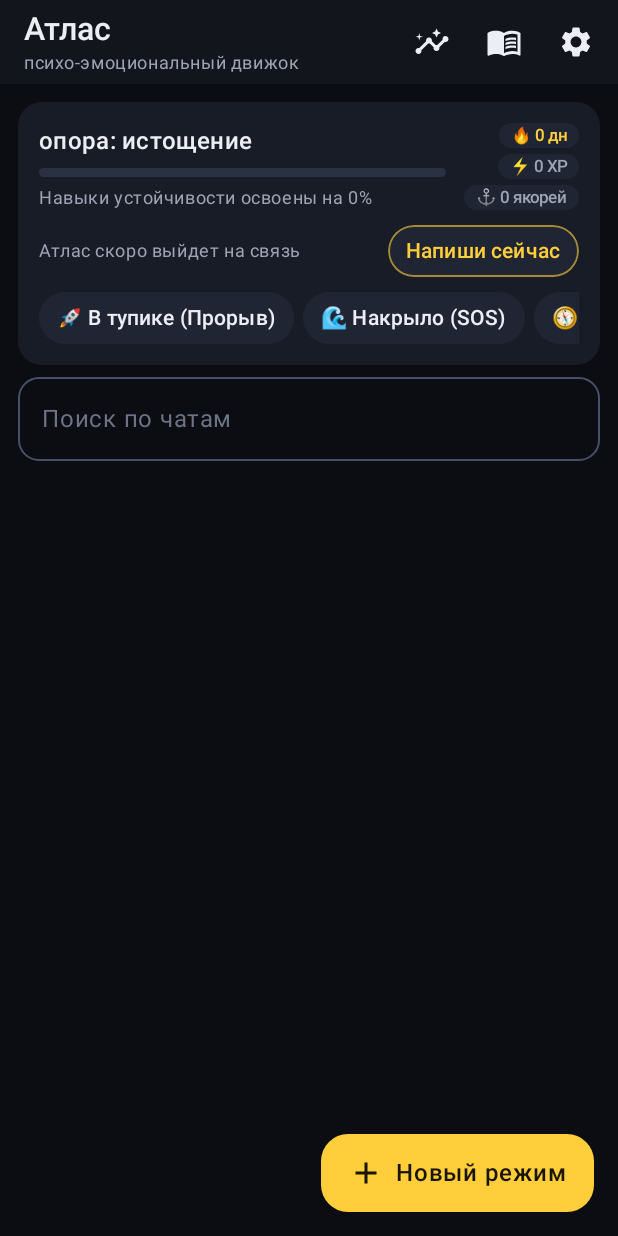
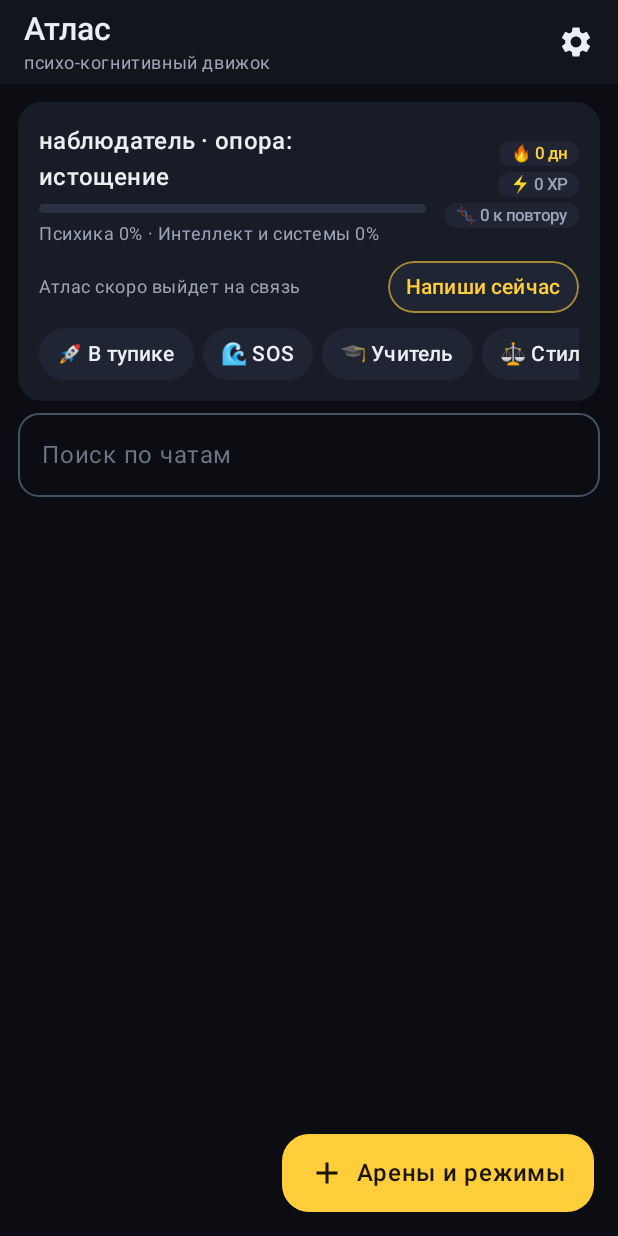
Before and after one commit to rdumbrovskyimail-eng/Lego, an Android app built with Jetpack Compose: the composable SessionsScreen shown on its own in the app's theme, on a phone screen of 412 x 824 dp. Run offline under Robolectric (Android 15) with nearby library versions, the phone set to English and light mode, and no system bars; our stand-ins replace Dagger/Hilt's generated code; 1 statement that could not run was skipped.

Commit message:
Update file

```diff
--- a/app/src/main/java/com/legode/friedrich/ui/sessions/SessionsScreen.kt
+++ b/app/src/main/java/com/legode/friedrich/ui/sessions/SessionsScreen.kt
@@ -15,7 +15,6 @@ import androidx.compose.foundation.layout.Spacer
 import androidx.compose.foundation.layout.fillMaxSize
 import androidx.compose.foundation.layout.fillMaxWidth
 import androidx.compose.foundation.layout.height
-import androidx.compose.foundation.layout.navigationBarsPadding
 import androidx.compose.foundation.layout.padding
 import androidx.compose.foundation.layout.size
 import androidx.compose.foundation.layout.width
@@ -26,8 +25,6 @@ import androidx.compose.foundation.shape.CircleShape
 import androidx.compose.foundation.shape.RoundedCornerShape
 import androidx.compose.material.icons.Icons
 import androidx.compose.material.icons.filled.Add
-import androidx.compose.material.icons.filled.Insights
-import androidx.compose.material.icons.filled.MenuBook
 import androidx.compose.material.icons.filled.PushPin
 import androidx.compose.material.icons.filled.Settings
 import androidx.compose.material3.ExperimentalMaterial3Api
@@ -59,6 +56,7 @@ import com.legode.friedrich.brain.Skills
 import com.legode.friedrich.core.Timex
 import com.legode.friedrich.data.db.SessionEntity
 import com.legode.friedrich.ui.MainViewModel
+import com.legode.friedrich.ui.RootTab
 import com.legode.friedrich.ui.Screen
 import com.legode.friedrich.ui.common.Chip
 import com.legode.friedrich.ui.common.ConfirmDialog
@@ -78,6 +76,7 @@ fun SessionsScreen(main: MainViewModel) {
     val profile by main.profile.collectAsStateWithLifecycle()
     val skills by main.skills.collectAsStateWithLifecycle()
     val anchors by main.anchors.collectAsStateWithLifecycle()
+    val cards by main.knowledgeCards.collectAsStateWithLifecycle()
     val settings by main.settingsFlow.collectAsStateWithLifecycle()
     val nextPing by main.nextPing.collectAsStateWithLifecycle()
 
@@ -98,7 +97,8 @@ fun SessionsScreen(main: MainViewModel) {
 
     val mastery = remember(skills) { skills.associate { it.skillId to it.mastery } }
     val estimate = remember(mastery) { Curriculum.estimate(mastery) }
-    val due = remember(anchors, now) { anchors.count { it.dueAt <= now } }
+    val dueAnchors = remember(anchors, now) { anchors.count { it.dueAt <= now } }
+    val dueCards = remember(cards, now) { cards.count { it.dueAt <= now } }
     val shown = remember(sessions, query) {
         val q = query.trim().lowercase()
         if (q.isEmpty()) sessions
@@ -111,37 +111,31 @@ fun SessionsScreen(main: MainViewModel) {
             .background(Fx.Ink)
     ) {
         Column(Modifier.fillMaxSize()) {
-            TopBar(title = Persona.NAME, subtitle = "психо-эмоциональный движок") {
-                IconButton(onClick = { main.open(Screen.Dossier) }) {
-                    Icon(Icons.Filled.Insights, contentDescription = "Досье", tint = Fx.Text)
-                }
-                IconButton(onClick = { main.open(Screen.Reference(null)) }) {
-                    Icon(Icons.Filled.MenuBook, contentDescription = "База и практики", tint = Fx.Text)
-                }
+            TopBar(title = Persona.NAME, subtitle = "психо-когнитивный движок") {
                 IconButton(onClick = { main.open(Screen.Settings) }) {
                     Icon(Icons.Filled.Settings, contentDescription = "Настройки", tint = Fx.Text)
                 }
             }
             LazyColumn(
                 Modifier.fillMaxSize(),
-                contentPadding = PaddingValues(start = 12.dp, end = 12.dp, top = 12.dp, bottom = 96.dp),
+                contentPadding = PaddingValues(start = 12.dp, end = 12.dp, top = 12.dp, bottom = 88.dp),
                 verticalArrangement = Arrangement.spacedBy(8.dp)
             ) {
                 item(key = "summary") {
-                    Panel(onClick = { main.open(Screen.Dossier) }) {
+                    Panel(onClick = { main.selectTab(RootTab.DOSSIER) }) {
                         Row(verticalAlignment = Alignment.CenterVertically) {
                             Column(Modifier.weight(1f)) {
                                 val who = profile?.name?.takeIf { it.isNotBlank() }?.let { "$it · " } ?: ""
                                 val moodTail = profile?.lastMood?.takeIf { it > 0 }?.let { " · $it/10" } ?: ""
                                 Text(
-                                    "${who}опора: ${estimate.label}$moodTail",
+                                    "${who}${profile?.cognitiveRank ?: "наблюдатель"} · опора: ${estimate.label}$moodTail",
                                     color = Fx.Text, style = MaterialTheme.typography.titleMedium
                                 )
                                 Spacer(Modifier.height(6.dp))
                                 Meter(estimate.overall, Modifier.fillMaxWidth())
                                 Spacer(Modifier.height(6.dp))
                                 Text(
-                                    "Навыки устойчивости освоены на ${estimate.overall}%",
+                                    "Психика ${estimate.overall}% · Интеллект и системы ${estimate.intelOverall}%",
                                     color = Fx.TextDim, style = MaterialTheme.typography.bodySmall
                                 )
                             }
@@ -149,7 +143,7 @@ fun SessionsScreen(main: MainViewModel) {
                             Column(horizontalAlignment = Alignment.End, verticalArrangement = Arrangement.spacedBy(4.dp)) {
                                 Pill("🔥 ${profile?.streak ?: 0} дн", Fx.Gold)
                                 Pill("⚡ ${profile?.xp ?: 0} XP")
-                                Pill("⚓ $due якорей", if (due > 0) Fx.Blue else Fx.TextDim)
+                                Pill("🧬 ${dueCards + dueAnchors} к повтору", if (dueCards + dueAnchors > 0) Fx.Blue else Fx.TextDim)
                             }
                         }
                         Spacer(Modifier.height(10.dp))
@@ -166,9 +160,13 @@ fun SessionsScreen(main: MainViewModel) {
                         }
                         Spacer(Modifier.height(10.dp))
                         LazyRow(horizontalArrangement = Arrangement.spacedBy(6.dp)) {
-                            item { Chip("🚀 В тупике (Прорыв)", onClick = { main.newSession(Skills.BREAKTHROUGH) }) }
-                            item { Chip("🌊 Накрыло (SOS)", onClick = { main.newSession(Skills.SOS) }) }
-                            item { Chip("🧭 Аудит состояния", onClick = { main.newSession(Skills.DIAGNOSTIC) }) }
+                            item { Chip("🚀 В тупике", onClick = { main.newSession(Skills.BREAKTHROUGH) }) }
+                            item { Chip("🌊 SOS", onClick = { main.newSession(Skills.SOS) }) }
+                            item { Chip("🎓 Учитель", onClick = { main.newSession(Skills.TEACH) }) }
+                            item { Chip("⚖️ Стилмен", onClick = { main.newSession(Skills.STEELMAN) }) }
+                            item { Chip("🧩 Провал", onClick = { main.newSession(Skills.PRODUCTIVE_FAIL) }) }
+                            item { Chip("🪞 Части IFS", onClick = { main.newSession(Skills.IFS_PARTS) }) }
+                            item { Chip("🧭 Аудит", onClick = { main.newSession(Skills.DIAGNOSTIC) }) }
                         }
                     }
                 }
@@ -196,7 +194,6 @@ fun SessionsScreen(main: MainViewModel) {
         Row(
             Modifier
                 .align(Alignment.BottomEnd)
-                .navigationBarsPadding()
                 .padding(16.dp)
                 .clip(RoundedCornerShape(18.dp))
                 .background(Fx.Gold)
@@ -206,7 +203,7 @@ fun SessionsScreen(main: MainViewModel) {
         ) {
             Icon(Icons.Filled.Add, contentDescription = null, tint = Fx.OnGold)
             Spacer(Modifier.width(8.dp))
-            Text("Новый режим", color = Fx.OnGold, fontWeight = FontWeight.SemiBold)
+            Text("Арены и режимы", color = Fx.OnGold, fontWeight = FontWeight.SemiBold)
         }
     }
 
@@ -272,7 +269,7 @@ fun SessionsScreen(main: MainViewModel) {
     clearFor?.let { s ->
         ConfirmDialog(
             title = "Очистить «${s.title}»?",
-            text = "Сообщения будут удалены. Досье (якоря, ловушки, навыки) сохранится.",
+            text = "Сообщения будут удалены. Досье, карточки и решения сохранятся.",
             confirm = "Очистить", danger = true,
             onConfirm = { main.clearSession(s.id) },
             onDismiss = { clearFor = null }
@@ -316,7 +313,7 @@ private fun SessionRow(s: SessionEntity, now: Long, onClick: () -> Unit, onLong:
             val preview = when {
                 s.draft.isNotBlank() -> "Черновик: " + s.draft
                 s.lastPreview.isNotBlank() -> s.lastPreview
-                s.isHome -> "Главный канал: сюда приходят СМС от Атласа"
+                s.isHome -> "Главный канал: сюда приходят СМС и вызовы от Атласа"
                 else -> Skills.mode(s.mode).hint
             }
             Text(
@@ -359,7 +356,6 @@ private fun SheetLine(text: String, danger: Boolean = false, onClick: () -> Unit
     )
 }
 
-/** Выбор режима новой беседы; для практики — навык, для репетиции — сложная ситуация. */
 @Composable
 fun NewSessionSheet(mastery: Map<String, Int>, onDismiss: () -> Unit, onPick: (String, String) -> Unit) {
     var step by remember { mutableStateOf("modes") }
@@ -371,7 +367,7 @@ fun NewSessionSheet(mastery: Map<String, Int>, onDismiss: () -> Unit, onPick: (S
         when (step) {
             "topics" -> LazyColumn(contentPadding = PaddingValues(start = 16.dp, end = 16.dp, bottom = 32.dp)) {
                 item {
-                    Text("Выбери протокол", color = Fx.Text, style = MaterialTheme.typography.titleLarge, modifier = Modifier.padding(bottom = 4.dp))
+                    Text("Выбери протокол или модель", color = Fx.Text, style = MaterialTheme.typography.titleLarge, modifier = Modifier.padding(bottom = 4.dp))
                     val next = Curriculum.focus(mastery, 1).firstOrNull()
                     if (next != null) {
                         Spacer(Modifier.height(6.dp))
@@ -426,7 +422,7 @@ fun NewSessionSheet(mastery: Map<String, Int>, onDismiss: () -> Unit, onPick: (S
 
             else -> LazyColumn(contentPadding = PaddingValues(start = 16.dp, end = 16.dp, bottom = 32.dp)) {
                 item {
-                    Text("Запустить режим", color = Fx.Text, style = MaterialTheme.typography.titleLarge, modifier = Modifier.padding(bottom = 8.dp))
+                    Text("Выбери арену или режим", color = Fx.Text, style = MaterialTheme.typography.titleLarge, modifier = Modifier.padding(bottom = 8.dp))
                 }
                 items(Skills.modes, key = { it.id }) { m ->
                     Row(
```
